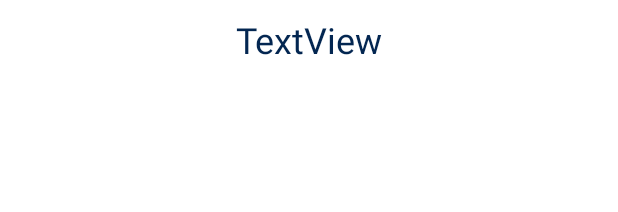
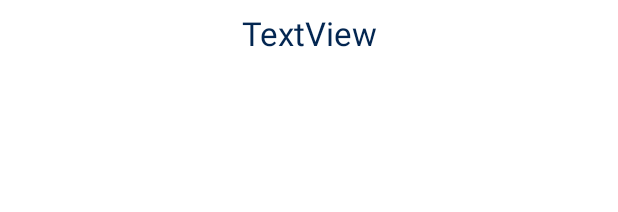
Before and after one commit to pparekh2009/Multiplication-Tables-App, an Android app: the layout item_list.xml on its own in the app's theme, with its tools: preview values and no code run, on a phone screen of 412 x 824 dp. Shown: the top 212 px of the screen. Run offline under Robolectric (Android 15) with nearby library versions, the phone set to English and light mode, and no system bars.

Commit message:
Some Changes

```diff
--- a/app/src/main/AndroidManifest.xml
+++ b/app/src/main/AndroidManifest.xml
@@ -9,7 +9,7 @@
         android:roundIcon="@mipmap/icon_round"
         android:supportsRtl="true"
         android:theme="@style/Theme.MultiplicationTables">
-        <activity android:name="com.priyanshparekh.multiplicationtables.MainActivity"></activity>
+        <activity android:name="com.priyanshparekh.multiplicationtables.MainActivity" />
         <activity android:name="com.priyanshparekh.multiplicationtables.SplashScreen">
             <intent-filter>
                 <action android:name="android.intent.action.MAIN" />
@@ -20,7 +20,7 @@
 
         <meta-data
             android:name="com.google.android.gms.ads.APPLICATION_ID"
-            android:value="ca-app-pub-3940256099942544~3347511713"/>
+            android:value="ca-app-pub-3940256099942544~6300978111"/>
 
     </application>
 
--- a/app/src/main/java/com/priyanshparekh/multiplicationtables/MainActivity.java
+++ b/app/src/main/java/com/priyanshparekh/multiplicationtables/MainActivity.java
@@ -11,6 +11,7 @@ import android.widget.SeekBar;
 import android.widget.TextView;
 
 import com.google.android.gms.ads.AdRequest;
+import com.google.android.gms.ads.AdSize;
 import com.google.android.gms.ads.AdView;
 
 import java.util.ArrayList;
@@ -39,6 +40,10 @@ public class MainActivity extends AppCompatActivity {
 
         textView2 = findViewById(R.id.textView2);
         adView = findViewById(R.id.bannerAd);
+
+        AdView adView1 = new AdView(this);
+        adView1.setAdSize(AdSize.BANNER);
+        adView1.setAdUnitId("ca-app-pub-3940256099942544/6300978111");
 
         AdRequest adRequest = new AdRequest.Builder().build();
         adView.loadAd(adRequest);
--- a/app/src/main/res/layout/item_list.xml
+++ b/app/src/main/res/layout/item_list.xml
@@ -1,18 +1,11 @@
 <?xml version="1.0" encoding="utf-8"?>
-<!--<androidx.constraintlayout.widget.ConstraintLayout xmlns:android="http://schemas.android.com/apk/res/android"-->
-<!--    xmlns:app="http://schemas.android.com/apk/res-auto"-->
-<!--    xmlns:tools="http://schemas.android.com/tools"-->
-<!--    android:layout_width="match_parent"-->
-<!--    android:layout_height="wrap_content">-->
-
 <TextView android:id="@+id/textView2"
     android:layout_width="match_parent"
     android:layout_height="wrap_content"
     tools:text="TextView"
-    android:textSize="24sp"
-    android:padding="10dp"
+    android:textSize="22sp"
+    android:padding="7.5dp"
     android:textColor="#032651"
     android:textAlignment="center"
     xmlns:android="http://schemas.android.com/apk/res/android"
     xmlns:tools="http://schemas.android.com/tools" />
-<!--</androidx.constraintlayout.widget.ConstraintLayout>-->
--- a/app/src/main/res/values/strings.xml
+++ b/app/src/main/res/values/strings.xml
@@ -5,5 +5,6 @@
     <string name="splashText">Multiplication Tables</string>
     <string name="instruction">Change the slider to view tables</string>
     <string name="splashimg">splashImg</string>
-    <string name="banner_ad_unit_id">ca-app-pub-3940256099942544/6300978111</string>
+    <string name="sample_unit_id">ca-app-pub-3940256099942544/6300978111</string>
+<!--    <string name="banner_ad_unit_id">ca-app-pub-6024850353910570/6850549778</string>-->
 </resources>
```
Also changed, not shown: app/src/main/res/layout/activity_main.xml (+4 -4 lines).
